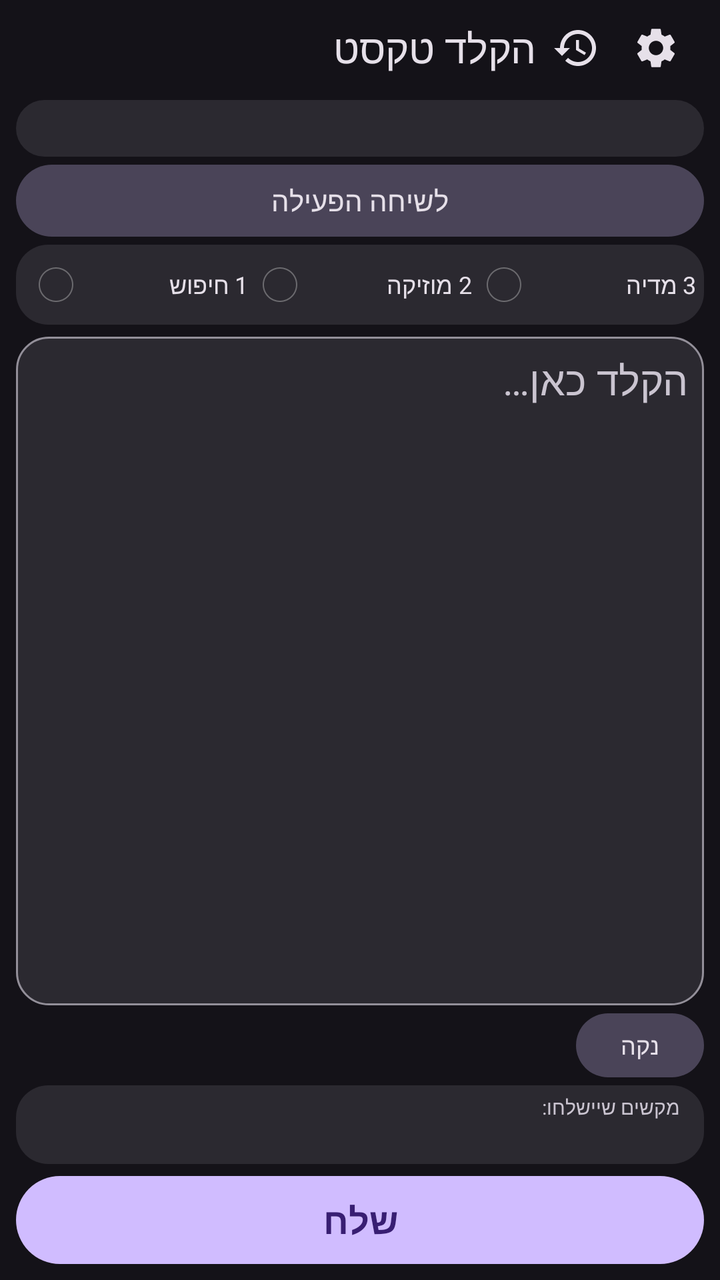
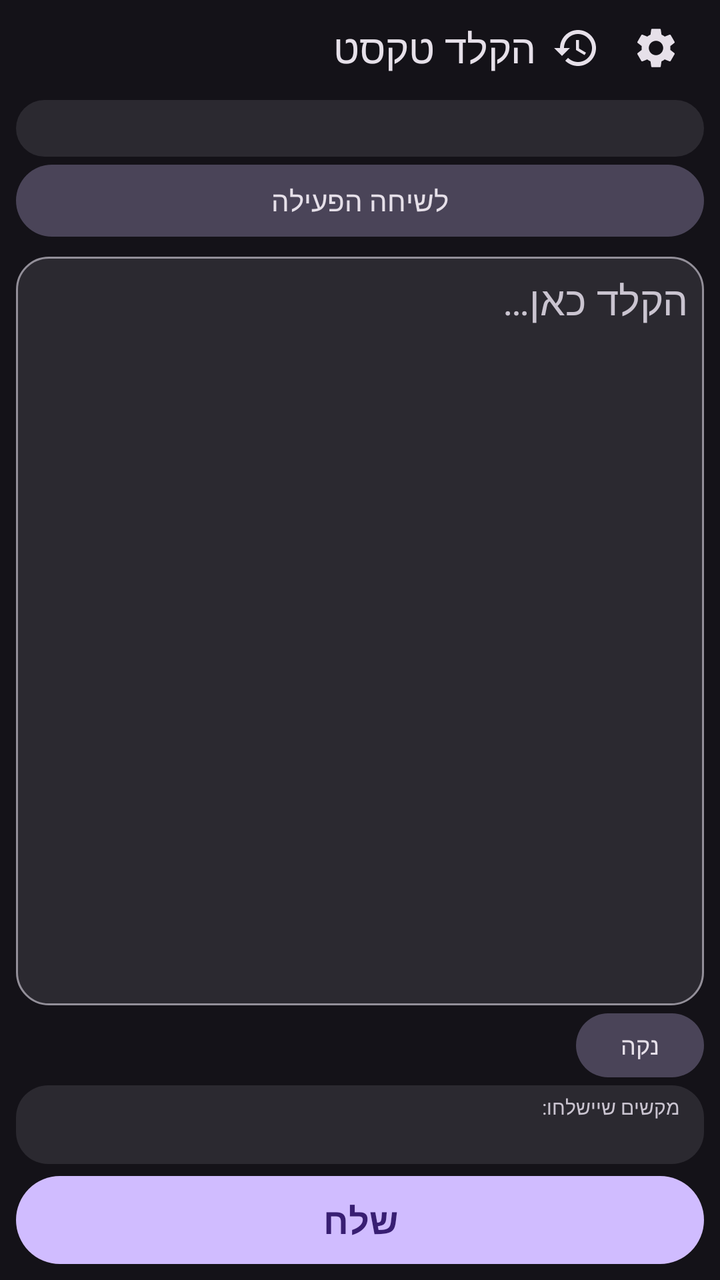

The first picture is an Android layout as it rendered before a commit; the second is the same layout after the commit. The layout source and the unified diff follow.
<!-- AndroidManifest.xml: application theme AppTheme -->
<!-- res/layout/activity_main.xml -->
<?xml version="1.0" encoding="utf-8"?>
<LinearLayout xmlns:android="http://schemas.android.com/apk/res/android"
    android:layout_width="match_parent"
    android:layout_height="match_parent"
    android:background="?attr/colorBgMain"
    android:orientation="vertical">

    
    <LinearLayout
        android:layout_width="match_parent"
        android:layout_height="48dp"
        android:background="?attr/colorHeader"
        android:gravity="center_vertical"
        android:orientation="horizontal"
        android:paddingStart="20dp"
        android:paddingEnd="12dp">

        <TextView
            android:layout_width="0dp"
            android:layout_height="wrap_content"
            android:layout_weight="1"
            android:ellipsize="end"
            android:singleLine="true"
            android:text="@string/title_main"
            android:textColor="?attr/colorTextPrimary"
            android:textSize="20sp" />

        <ImageButton
            android:id="@+id/btn_history"
            android:layout_width="40dp"
            android:layout_height="40dp"
            android:background="?attr/bgIconBtn"
            android:contentDescription="@string/btn_history"
            android:scaleType="center"
            android:src="@drawable/ic_history"
            android:tint="?attr/colorTextPrimary"
            android:nextFocusDown="@+id/btn_goto_call"
            android:nextFocusUp="@+id/btn_send" />

        <ImageButton
            android:id="@+id/btn_settings"
            android:layout_width="40dp"
            android:layout_height="40dp"
            android:background="?attr/bgIconBtn"
            android:contentDescription="@string/btn_settings"
            android:scaleType="center"
            android:src="@drawable/ic_settings"
            android:tint="?attr/colorTextPrimary"
            android:nextFocusDown="@+id/btn_goto_call"
            android:nextFocusUp="@+id/btn_send" />
    </LinearLayout>

    
    <TextView
        android:id="@+id/status"
        android:layout_width="match_parent"
        android:layout_height="wrap_content"
        android:layout_marginStart="8dp"
        android:layout_marginEnd="8dp"
        android:layout_marginTop="2dp"
        android:background="?attr/bgCard"
        android:paddingBottom="6dp"
        android:paddingEnd="12dp"
        android:paddingStart="12dp"
        android:paddingTop="6dp"
        android:textColor="?attr/colorAccent"
        android:textSize="12sp" />

    
    <Button
        android:id="@+id/btn_goto_call"
        android:layout_width="match_parent"
        android:layout_height="36dp"
        android:layout_marginStart="8dp"
        android:layout_marginEnd="8dp"
        android:layout_marginTop="4dp"
        android:background="?attr/bgBtnTonal"
        android:minHeight="0dp"
        android:text="@string/btn_goto_call"
        android:textColor="?attr/colorTextPrimary"
        android:textSize="14sp"
        android:nextFocusUp="@id/btn_settings"
        android:nextFocusDown="@+id/rb_ext1" />

    
    <RadioGroup
        android:id="@+id/ext_group"
        android:layout_width="match_parent"
        android:layout_height="wrap_content"
        android:layout_marginStart="8dp"
        android:layout_marginEnd="8dp"
        android:layout_marginTop="4dp"
        android:background="?attr/bgCard"
        android:orientation="horizontal"
        android:paddingEnd="4dp"
        android:paddingStart="4dp">

        <RadioButton
            android:id="@+id/rb_ext1"
            android:layout_width="0dp"
            android:layout_height="wrap_content"
            android:layout_weight="1"
            android:minHeight="40dp"
            android:text="@string/ext1"
            android:textColor="?attr/colorTextPrimary"
            android:textSize="12sp"
            android:nextFocusUp="@id/btn_goto_call"
            android:nextFocusDown="@+id/input" />

        <RadioButton
            android:id="@+id/rb_ext2"
            android:layout_width="0dp"
            android:layout_height="wrap_content"
            android:layout_weight="1"
            android:minHeight="40dp"
            android:text="@string/ext2"
            android:textColor="?attr/colorTextPrimary"
            android:textSize="12sp"
            android:nextFocusUp="@id/btn_goto_call"
            android:nextFocusDown="@id/input" />

        <RadioButton
            android:id="@+id/rb_ext3"
            android:layout_width="0dp"
            android:layout_height="wrap_content"
            android:layout_weight="1"
            android:minHeight="40dp"
            android:text="@string/ext3"
            android:textColor="?attr/colorTextPrimary"
            android:textSize="12sp"
            android:nextFocusUp="@id/btn_goto_call"
            android:nextFocusDown="@+id/input" />
    </RadioGroup>

    
    <EditText
        android:id="@+id/input"
        android:layout_width="match_parent"
        android:layout_height="0dp"
        android:layout_weight="1"
        android:layout_marginStart="8dp"
        android:layout_marginEnd="8dp"
        android:layout_marginTop="6dp"
        android:background="?attr/bgInput"
        android:cursorVisible="true"
        android:gravity="top|start"
        android:hint="@string/hint_input"
        android:inputType="textMultiLine|textNoSuggestions"
        android:minHeight="72dp"
        android:padding="8dp"
        android:textColor="?attr/colorTextPrimary"
        android:textColorHint="?attr/colorTextSecondary"
        android:textSize="20sp"
        android:nextFocusUp="@id/rb_ext1"
        android:nextFocusDown="@+id/btn_clear" />

    
    <LinearLayout
        android:layout_width="match_parent"
        android:layout_height="wrap_content"
        android:layout_marginStart="8dp"
        android:layout_marginEnd="8dp"
        android:layout_marginTop="4dp"
        android:gravity="center_vertical"
        android:orientation="horizontal">

        <TextView
            android:id="@+id/warn"
            android:layout_width="0dp"
            android:layout_height="wrap_content"
            android:layout_weight="1"
            android:textColor="?attr/colorTextSecondary"
            android:textSize="12sp" />

        <Button
            android:id="@+id/btn_clear"
            android:layout_width="wrap_content"
            android:layout_height="32dp"
            android:background="?attr/bgBtnTonal"
            android:minHeight="0dp"
            android:minWidth="64dp"
            android:paddingEnd="10dp"
            android:paddingStart="10dp"
            android:text="@string/btn_clear"
            android:textColor="?attr/colorTextPrimary"
            android:textSize="12sp"
            android:nextFocusUp="@id/input"
            android:nextFocusDown="@+id/btn_send" />
    </LinearLayout>

    
    <LinearLayout
        android:layout_width="match_parent"
        android:layout_height="wrap_content"
        android:layout_marginStart="8dp"
        android:layout_marginEnd="8dp"
        android:layout_marginTop="4dp"
        android:background="?attr/bgCard"
        android:orientation="vertical"
        android:paddingBottom="4dp"
        android:paddingEnd="12dp"
        android:paddingStart="12dp"
        android:paddingTop="4dp">

        <TextView
            android:layout_width="match_parent"
            android:layout_height="wrap_content"
            android:text="@string/label_preview"
            android:textColor="?attr/colorTextSecondary"
            android:textSize="10sp" />

        <TextView
            android:id="@+id/preview"
            android:layout_width="match_parent"
            android:layout_height="wrap_content"
            android:ellipsize="start"
            android:layoutDirection="ltr"
            android:maxLines="1"
            android:textColor="?attr/colorTextPrimary"
            android:textDirection="ltr"
            android:textSize="13sp" />
    </LinearLayout>

    
    <Button
        android:id="@+id/btn_send"
        android:layout_width="match_parent"
        android:layout_height="44dp"
        android:layout_marginStart="8dp"
        android:layout_marginEnd="8dp"
        android:layout_marginTop="6dp"
        android:layout_marginBottom="8dp"
        android:background="?attr/bgBtnFilled"
        android:text="@string/btn_send"
        android:textColor="?attr/colorOnAccent"
        android:textSize="18sp"
        android:textStyle="bold"
        android:nextFocusUp="@id/btn_clear"
        android:nextFocusDown="@id/btn_settings" />

</LinearLayout>
<!-- resources referenced by this layout -->
<resources>
  <!-- drawable ic_history (drawable) -->
  <?xml version="1.0" encoding="utf-8"?>
  <vector xmlns:android="http://schemas.android.com/apk/res/android"
      android:width="24dp"
      android:height="24dp"
      android:viewportWidth="24"
      android:viewportHeight="24">
      <path android:fillColor="#FFFFFFFF" android:pathData="M13,3c-4.97,0 -9,4.03 -9,9L1,12l3.89,3.89 0.07,0.14L9,12L6,12c0,-3.87 3.13,-7 7,-7s7,3.13 7,7 -3.13,7 -7,7c-1.93,0 -3.68,-0.79 -4.94,-2.06l-1.42,1.42C8.27,19.99 10.51,21 13,21c4.97,0 9,-4.03 9,-9s-4.03,-9 -9,-9zM12,8v5l4.28,2.54 0.72,-1.21 -3.5,-2.08L13.5,8L12,8z" />
  </vector>
  <string name="btn_clear">נקה</string>
  <string name="btn_goto_call">לשיחה הפעילה</string>
  <string name="btn_history">היסטוריה</string>
  <string name="btn_send">שלח</string>
  <string name="btn_settings">הגדרות</string>
  <string name="ext1">1 חיפוש</string>
  <string name="ext2">2 מוזיקה</string>
  <string name="ext3">3 מדיה</string>
  <string name="hint_input">הקלד כאן…</string>
  <string name="label_preview">מקשים שיישלחו:</string>
  <string name="title_main">הקלד טקסט</string>
  <color name="bg_dark">#FF141218</color>
  <color name="header_dark">#FF141218</color>
  <color name="accent_dark">#FFD0BCFF</color>
  <color name="on_accent_dark">#FF381E72</color>
  <color name="text_white">#FFE6E0E9</color>
  <color name="text_light_gray">#FFCAC4D0</color>
  <!-- drawable bg_input_d (drawable) -->
  <?xml version="1.0" encoding="utf-8"?>
  <selector xmlns:android="http://schemas.android.com/apk/res/android">
      <item android:state_focused="true">
      <shape android:shape="rectangle">
          <solid android:color="#FF2B2930" />
          <stroke android:width="3dp" android:color="#FFD0BCFF" />
          <corners android:radius="16dp" />
      </shape>
      </item>
      <item>
      <shape android:shape="rectangle">
          <solid android:color="#FF2B2930" />
          <stroke android:width="1dp" android:color="#FF938F99" />
          <corners android:radius="16dp" />
      </shape>
      </item>
  </selector>
  <!-- drawable bg_card_d (drawable) -->
  <?xml version="1.0" encoding="utf-8"?>
  <selector xmlns:android="http://schemas.android.com/apk/res/android">
      <item>
      <shape android:shape="rectangle">
          <solid android:color="#FF2B2930" />
          <corners android:radius="16dp" />
      </shape>
      </item>
  </selector>
  <!-- drawable bg_btn_tonal_d (drawable) -->
  <?xml version="1.0" encoding="utf-8"?>
  <selector xmlns:android="http://schemas.android.com/apk/res/android">
      <item android:state_focused="true">
      <shape android:shape="rectangle">
          <solid android:color="#FF4A4458" />
          <stroke android:width="3dp" android:color="#FFEADDFF" />
          <corners android:radius="20dp" />
      </shape>
      </item>
      <item android:state_pressed="true">
      <shape android:shape="rectangle">
          <solid android:color="#FF938F99" />
          <corners android:radius="20dp" />
      </shape>
      </item>
      <item>
      <shape android:shape="rectangle">
          <solid android:color="#FF4A4458" />
          <corners android:radius="20dp" />
      </shape>
      </item>
  </selector>
  <!-- drawable bg_icon_btn_d (drawable) -->
  <?xml version="1.0" encoding="utf-8"?>
  <selector xmlns:android="http://schemas.android.com/apk/res/android">
      <item android:state_focused="true">
      <shape android:shape="rectangle">
          <solid android:color="#FF4A4458" />
          <stroke android:width="3dp" android:color="#FFEADDFF" />
          <corners android:radius="24dp" />
      </shape>
      </item>
      <item android:state_pressed="true">
      <shape android:shape="rectangle">
          <solid android:color="#FF4A4458" />
          <corners android:radius="24dp" />
      </shape>
      </item>
      <item>
      <shape android:shape="rectangle">
          <solid android:color="#00000000" />
          <corners android:radius="24dp" />
      </shape>
      </item>
  </selector>
  <!-- unchanged entries left out for length: 3 -->
</resources>

<!-- the commit's change to res/layout/activity_main.xml (unified diff, before → after) -->
@@ -94,42 +94,6 @@
         android:orientation="horizontal"
         android:paddingEnd="4dp"
         android:paddingStart="4dp">
-
-        <RadioButton
-            android:id="@+id/rb_ext1"
-            android:layout_width="0dp"
-            android:layout_height="wrap_content"
-            android:layout_weight="1"
-            android:minHeight="40dp"
-            android:text="@string/ext1"
-            android:textColor="?attr/colorTextPrimary"
-            android:textSize="12sp"
-            android:nextFocusUp="@id/btn_goto_call"
-            android:nextFocusDown="@+id/input" />
-
-        <RadioButton
-            android:id="@+id/rb_ext2"
-            android:layout_width="0dp"
-            android:layout_height="wrap_content"
-            android:layout_weight="1"
-            android:minHeight="40dp"
-            android:text="@string/ext2"
-            android:textColor="?attr/colorTextPrimary"
-            android:textSize="12sp"
-            android:nextFocusUp="@id/btn_goto_call"
-            android:nextFocusDown="@id/input" />
-
-        <RadioButton
-            android:id="@+id/rb_ext3"
-            android:layout_width="0dp"
-            android:layout_height="wrap_content"
-            android:layout_weight="1"
-            android:minHeight="40dp"
-            android:text="@string/ext3"
-            android:textColor="?attr/colorTextPrimary"
-            android:textSize="12sp"
-            android:nextFocusUp="@id/btn_goto_call"
-            android:nextFocusDown="@+id/input" />
     </RadioGroup>
 
     
<!-- resource entries referenced after the edit -->
@@ -14,9 +14,6 @@
   <string name="btn_history">היסטוריה</string>
   <string name="btn_send">שלח</string>
   <string name="btn_settings">הגדרות</string>
-  <string name="ext1">1 חיפוש</string>
-  <string name="ext2">2 מוזיקה</string>
-  <string name="ext3">3 מדיה</string>
   <string name="hint_input">הקלד כאן…</string>
   <string name="label_preview">מקשים שיישלחו:</string>
   <string name="title_main">הקלד טקסט</string>
